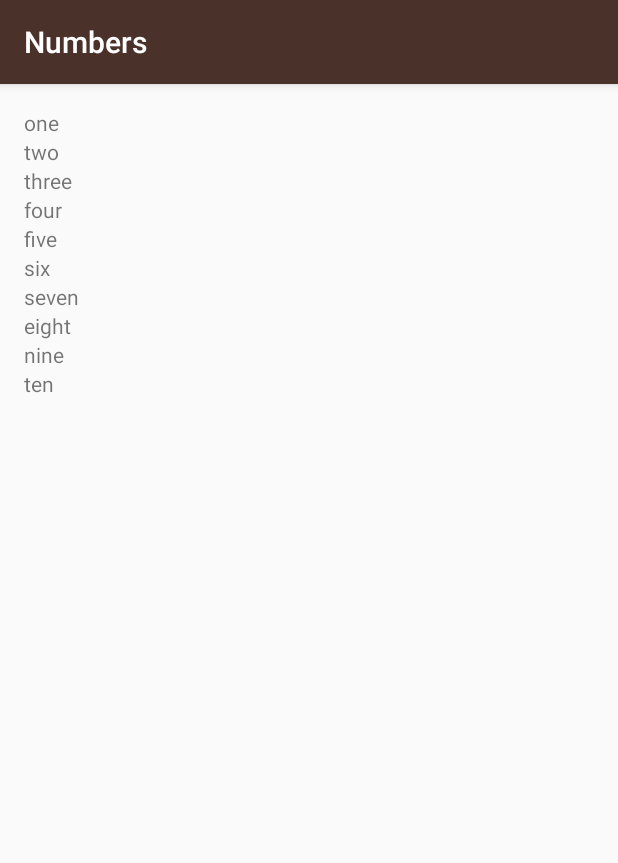
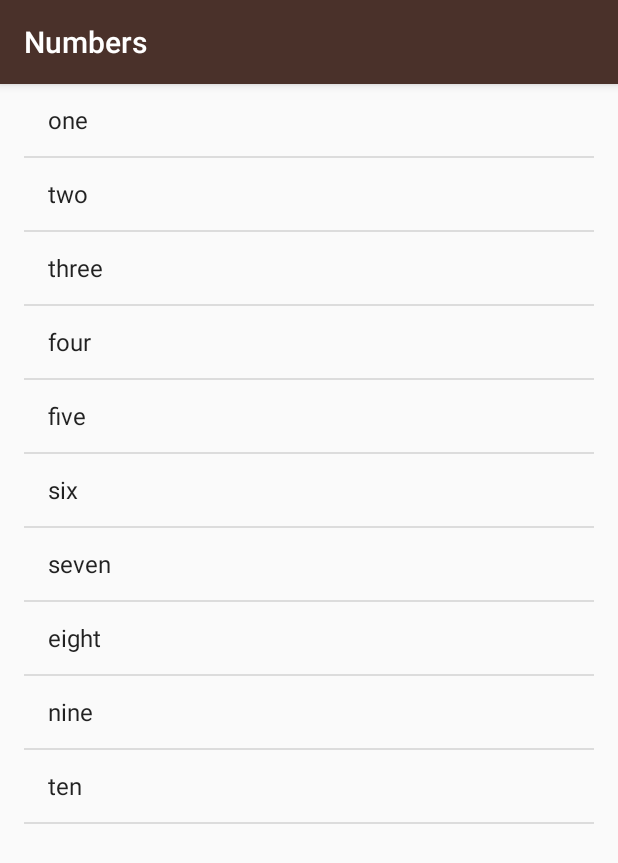
Before and after one commit to MuirDH/Miwok, an Android app: the NumbersActivity screen opened directly, with no data from a screen before it, on a phone screen of 412 x 824 dp. Shown: the top 863 px of the screen. Run offline under Robolectric (Android 15) with nearby library versions, the phone set to English and light mode, and no system bars.

Commit message:
Create an ArrayAdapter instead of ArrayList and for loop

```diff
--- a/app/src/main/java/com/example/android/miwok/NumbersActivity.java
+++ b/app/src/main/java/com/example/android/miwok/NumbersActivity.java
@@ -3,12 +3,10 @@ package com.example.android.miwok;
 import android.os.Bundle;
 import android.support.v7.app.AppCompatActivity;
 import android.support.v7.widget.Toolbar;
-import android.widget.LinearLayout;
-import android.widget.TextView;
+import android.widget.ArrayAdapter;
+import android.widget.ListView;
 
 import java.util.ArrayList;
-
-import static com.example.android.miwok.R.id.rootView;
 
 public class NumbersActivity extends AppCompatActivity {
 
@@ -18,14 +16,6 @@ public class NumbersActivity extends AppCompatActivity {
         setContentView(R.layout.activity_numbers);
         Toolbar toolbar = (Toolbar) findViewById(R.id.toolbar);
         setSupportActionBar(toolbar);
-
-        // Find the root view of the layout
-        LinearLayout foundRootView = (LinearLayout)findViewById(rootView);
-        printNumbers(foundRootView);
-
-    }
-
-    private void printNumbers (LinearLayout rootView){
 
         //Create an ArrayList containing the words for the numbers 1-10
         ArrayList<String> words = new ArrayList<>();
@@ -39,20 +29,29 @@ public class NumbersActivity extends AppCompatActivity {
         words.add("eight");
         words.add("nine");
         words.add("ten");
-        // loops until we get to the end of the ArrayList
-        for (int index = 0; index < words.size(); index++){
 
-            // Create a new TextView
-            TextView wordView = new TextView(this);
+        /*
+         Array adapter whose data source is a list of Strings. The list item layout, which is a
+         resource defined in the Android framework, contains a single TextView which the adapter
+         will set to display a single word.
+         */
+        ArrayAdapter<String> itemsAdapter =
+                new ArrayAdapter<>(this, android.R.layout.simple_list_item_1, words);
 
-            // Set the text to be the number word at the current index
-            wordView.setText(words.get(index));
+        /*
+         Find the ListView object in the view hierarchy of the Activity.
+         */
+        ListView listView = (ListView) findViewById(R.id.list);
 
-            // Add this view as another child to the root view of this layout
-            rootView.addView(wordView);
-        }
+        /*
+         Make the ListView use the ArrayAdapter we created above, so that the ListView will display
+         list items for each word in the list of words. This is done by calling the setAdapter
+         method on the Listview object and passing in 1 argument, whichis the ArrayAdapter with the
+         variable name itemsAdapter.
+         */
+        listView.setAdapter(itemsAdapter);
+
+
     }
 
-
-
 }
--- a/app/src/main/res/layout/content_numbers.xml
+++ b/app/src/main/res/layout/content_numbers.xml
@@ -1,16 +1,15 @@
 <?xml version="1.0" encoding="utf-8"?>
-<LinearLayout xmlns:android="http://schemas.android.com/apk/res/android"
-    xmlns:app="http://schemas.android.com/apk/res-auto"
+
+<ListView xmlns:android="http://schemas.android.com/apk/res/android"
     xmlns:tools="http://schemas.android.com/tools"
-    android:id="@+id/rootView"
+    android:id="@+id/list"
     android:layout_width="match_parent"
     android:layout_height="match_parent"
     android:orientation="vertical"
-    android:padding="@dimen/numbers_activity_padding"
-    app:layout_behavior="@string/appbar_scrolling_view_behavior"
+    android:paddingBottom="@dimen/activity_vertical_margin"
+    android:paddingLeft="@dimen/activity_horizontal_margin"
+    android:paddingRight="@dimen/activity_horizontal_margin"
+    android:paddingTop="@dimen/activity_vertical_margin"
     tools:context="com.example.android.miwok.NumbersActivity"
     tools:showIn="@layout/activity_numbers">
-
-
-
-</LinearLayout>
+</ListView>
--- a/app/src/main/res/values/dimens.xml
+++ b/app/src/main/res/values/dimens.xml
@@ -17,9 +17,7 @@
     <dimen name="list_item_height">88dp</dimen>
     <!-- Default screen margins, per the Android Design guidelines. -->
     <dimen name="activity_horizontal_margin">16dp</dimen>
-    <dimen name="activity_vertical_margin">16dp</dimen>
+    <dimen name="activity_vertical_margin">56dp</dimen>
     <dimen name="fab_margin">16dp</dimen>
 
-    <!-- Layout padding for the different activities -->
-    <dimen name="numbers_activity_padding">16dp</dimen>
 </resources>
```
